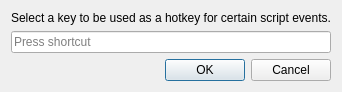
Old version of the form src/Windows/hotkey_picker.ui in the repository Crystal-Photonics/crystalTestFrameworkApp.
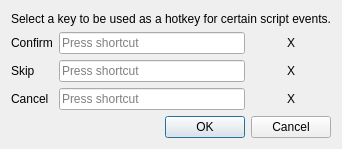
New version of the form.

Commit message: Added hotkey picker.

```diff
--- a/src/Windows/hotkey_picker.ui
+++ b/src/Windows/hotkey_picker.ui
@@ -7,7 +7,7 @@
     <x>0</x>
     <y>0</y>
     <width>311</width>
-    <height>86</height>
+    <height>149</height>
    </rect>
   </property>
   <property name="windowTitle">
@@ -22,7 +22,86 @@
     </widget>
    </item>
    <item>
-    <widget class="QKeySequenceEdit" name="keySequenceEdit"/>
+    <layout class="QGridLayout" name="gridLayout">
+     <item row="0" column="0">
+      <widget class="QLabel" name="label_2">
+       <property name="text">
+        <string>Confirm</string>
+       </property>
+      </widget>
+     </item>
+     <item row="0" column="1">
+      <widget class="QKeySequenceEdit" name="confirm_keySequenceEdit"/>
+     </item>
+     <item row="0" column="2">
+      <widget class="QPushButton" name="confirm_keySequenceEdit_clear_button">
+       <property name="sizePolicy">
+        <sizepolicy hsizetype="Fixed" vsizetype="Fixed">
+         <horstretch>0</horstretch>
+         <verstretch>0</verstretch>
+        </sizepolicy>
+       </property>
+       <property name="text">
+        <string>X</string>
+       </property>
+       <property name="flat">
+        <bool>true</bool>
+       </property>
+      </widget>
+     </item>
+     <item row="1" column="0">
+      <widget class="QLabel" name="label_3">
+       <property name="text">
+        <string>Skip</string>
+       </property>
+      </widget>
+     </item>
+     <item row="1" column="1">
+      <widget class="QKeySequenceEdit" name="skip_keySequenceEdit"/>
+     </item>
+     <item row="1" column="2">
+      <widget class="QPushButton" name="skip_keySequenceEdit_clear_button">
+       <property name="sizePolicy">
+        <sizepolicy hsizetype="Fixed" vsizetype="Fixed">
+         <horstretch>0</horstretch>
+         <verstretch>0</verstretch>
+        </sizepolicy>
+       </property>
+       <property name="text">
+        <string>X</string>
+       </property>
+       <property name="flat">
+        <bool>true</bool>
+       </property>
+      </widget>
+     </item>
+     <item row="2" column="0">
+      <widget class="QLabel" name="label_4">
+       <property name="text">
+        <string>Cancel</string>
+       </property>
+      </widget>
+     </item>
+     <item row="2" column="1">
+      <widget class="QKeySequenceEdit" name="cancel_keySequenceEdit"/>
+     </item>
+     <item row="2" column="2">
+      <widget class="QPushButton" name="cancel_keySequenceEdit_clear_button">
+       <property name="sizePolicy">
+        <sizepolicy hsizetype="Fixed" vsizetype="Fixed">
+         <horstretch>0</horstretch>
+         <verstretch>0</verstretch>
+        </sizepolicy>
+       </property>
+       <property name="text">
+        <string>X</string>
+       </property>
+       <property name="flat">
+        <bool>true</bool>
+       </property>
+      </widget>
+     </item>
+    </layout>
    </item>
    <item>
     <widget class="QDialogButtonBox" name="buttonBox">
```
Left out of the diff: 51 changed lines with no effect on the pictures. The commit also changes 3 other files.
